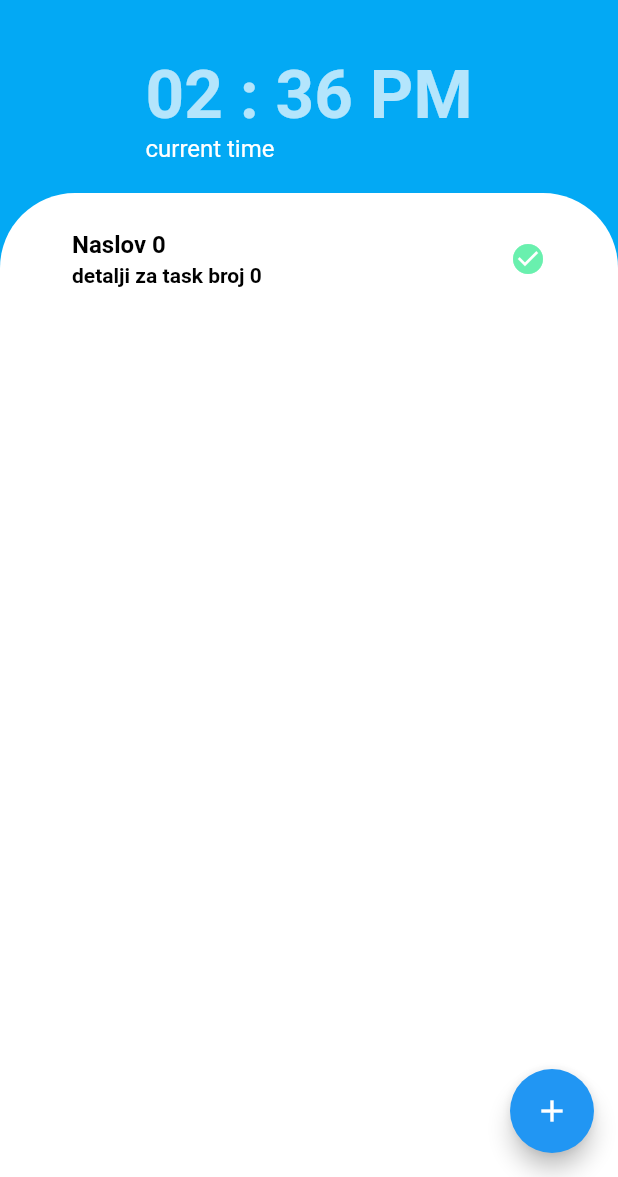
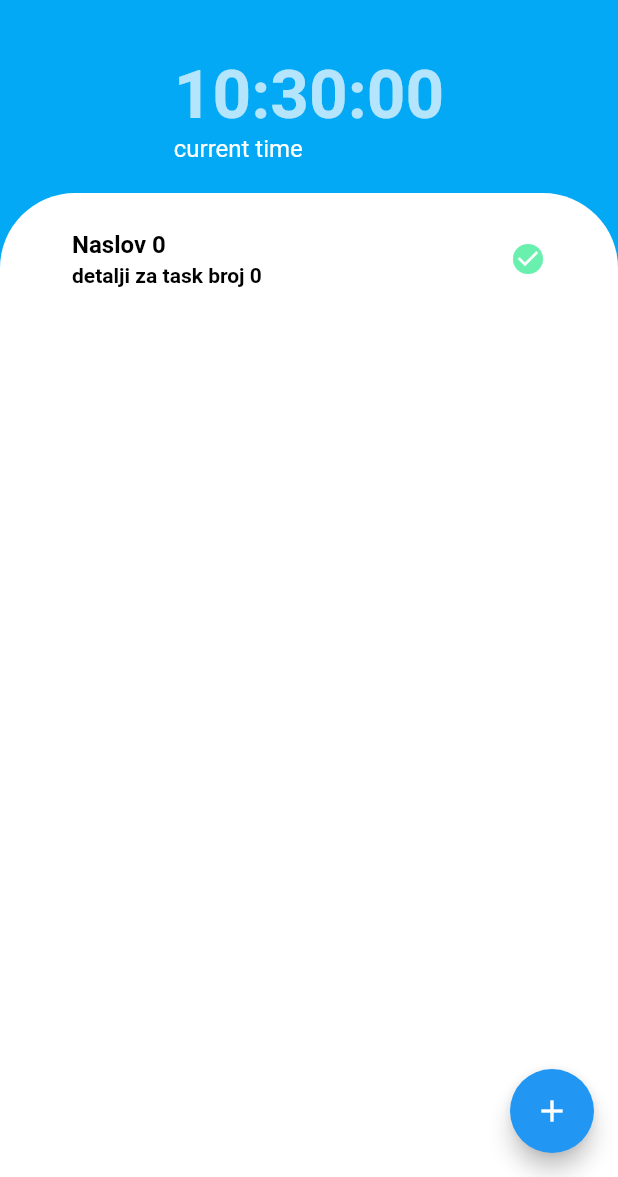
Before and after one commit to AmirBegic1/ToDo_mobile_app, a Flutter app: the screen it shows after launch, after a tap on the "add" icon, on a phone screen of 412 x 824 dp, the part 59-1236 px from its top. Run offline on Flutter 3.47's test engine with Material 2 defaults, Android fonts, the phone set to English and light mode, and no system bars.

Commit message:
dynamic clock

```diff
--- a/lib/main.dart
+++ b/lib/main.dart
@@ -1,6 +1,9 @@
+import 'dart:async';
+
 import 'package:flutter/material.dart';
 import 'package:provider/provider.dart';
 import 'package:todo_app/model/ToDo_model.dart';
+import 'package:intl/intl.dart';
 
 void main() {
   runApp(const MyApp());
@@ -33,6 +36,20 @@ class MyHomePage extends StatefulWidget {
 }
 
 class _MyHomePageState extends State<MyHomePage> {
+  String vrijeme = DateFormat("HH:mm:ss").format(DateTime.now());
+
+  void _update() {
+    setState(() {
+      vrijeme = DateFormat("HH:mm:ss").format(DateTime.now());
+    });
+  }
+
+  @override
+  void initState() {
+    Timer.periodic(const Duration(seconds: 1), ((timer) => _update));
+    super.initState();
+  }
+
   @override
   Widget build(BuildContext context) {
     return SafeArea(
@@ -58,25 +75,25 @@ class _MyHomePageState extends State<MyHomePage> {
           children: <Widget>[
             Column(
               crossAxisAlignment: CrossAxisAlignment.start,
-              children: const <Widget>[
-                SizedBox(
+              children: <Widget>[
+                const SizedBox(
                   height: 20,
                 ),
                 Text(
-                  "02 : 36 PM",
+                  "${vrijeme}",
                   style: TextStyle(
                       color: Colors.white70,
                       fontSize: 45,
                       fontWeight: FontWeight.bold),
                 ),
-                Text(
+                const Text(
                   "current time",
                   style: TextStyle(
                     color: Colors.white,
                     fontSize: 16,
                   ),
                 ),
-                SizedBox(
+                const SizedBox(
                   height: 20,
                 )
               ],
@@ -99,23 +116,23 @@ class _MyHomePageState extends State<MyHomePage> {
                           margin: const EdgeInsets.only(
                               bottom: 8, left: 16, right: 16),
                           child: ListTile(
-                            contentPadding: EdgeInsets.only(
+                            contentPadding: const EdgeInsets.only(
                                 left: 32, right: 32, top: 8, bottom: 8),
                             title: Text(
                               todo.taskList[index].title,
-                              style: TextStyle(
+                              style: const TextStyle(
                                 color: Colors.black,
                                 fontWeight: FontWeight.bold,
                               ),
                             ),
                             subtitle: Text(
                               todo.taskList[index].detail,
-                              style: TextStyle(
+                              style: const TextStyle(
                                 color: Colors.black,
                                 fontWeight: FontWeight.bold,
                               ),
                             ),
-                            trailing: Icon(
+                            trailing: const Icon(
                               Icons.check_circle,
                               color: Colors.greenAccent,
                             ),
@@ -130,7 +147,7 @@ class _MyHomePageState extends State<MyHomePage> {
           ],
         ),
         floatingActionButton: FloatingActionButton(
-          child: Icon(Icons.add),
+          child: const Icon(Icons.add),
           onPressed: () {
             Provider.of<TodoModel>(context, listen: false).addTaskInList();
           },
--- a/pubspec.yaml
+++ b/pubspec.yaml
@@ -35,6 +35,7 @@ dependencies:
   # The following adds the Cupertino Icons font to your application.
   # Use with the CupertinoIcons class for iOS style icons.
   cupertino_icons: ^1.0.2
+  intl: ^0.17.0
 
 dev_dependencies:
   flutter_test:
@@ -46,6 +47,7 @@ dev_dependencies:
   # package. See that file for information about deactivating specific lint
   # rules and activating additional ones.
   flutter_lints: ^2.0.0
+
 
 # For information on the generic Dart part of this file, see the
 # following page: https://dart.dev/tools/pub/pubspec
```
Also changed, not shown: pubspec.lock.
